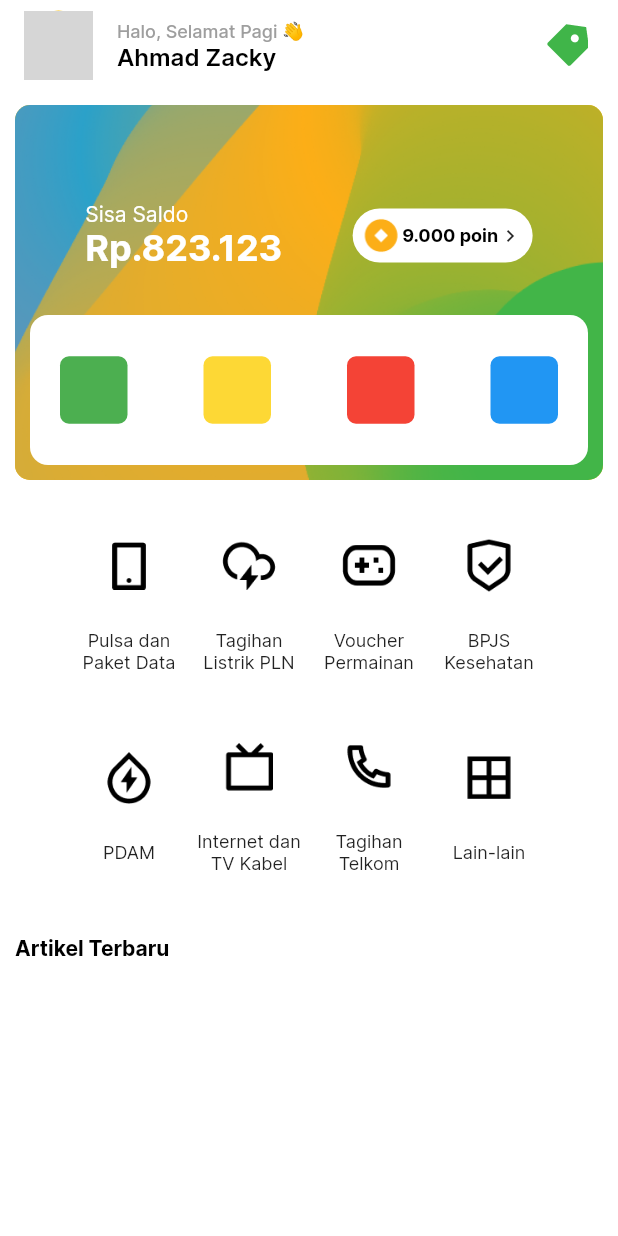
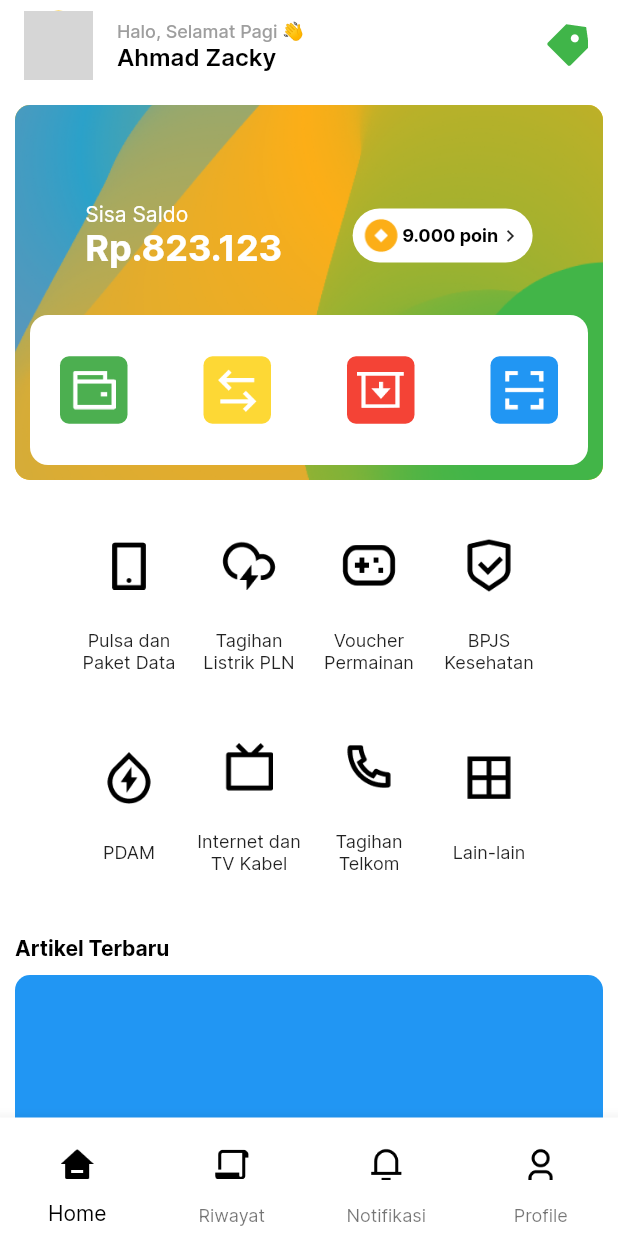
Before and after one commit to IkbalGumilar/bmt_kbs, a Flutter app: the screen it shows after launch, on a phone screen of 412 x 824 dp. Run offline on Flutter 3.47's test engine with Material 2 defaults, Android fonts, the phone set to English and light mode, and no system bars; our stand-ins replace flutter_native_splash; network calls fail; statements that could not run were skipped; grey boxes are pictures that could not be loaded.

Commit message:
Menyelesaikan tampilan pada halaman home dan memulai extract widget

```diff
--- a/lib/screens/home.dart
+++ b/lib/screens/home.dart
@@ -128,8 +128,10 @@ class HomePage extends StatelessWidget {
                                             fontWeight: FontWeight.bold,
                                           ),
                                         ),
-                                        Icon(Icons.keyboard_arrow_right,
-                                            size: 16),
+                                        Icon(
+                                          Icons.keyboard_arrow_right,
+                                          size: 16,
+                                        ),
                                       ],
                                     )
                                   ],
@@ -165,6 +167,10 @@ class HomePage extends StatelessWidget {
                                     color: Colors.green,
                                     borderRadius: BorderRadius.circular(6),
                                   ),
+                                  child: Image.asset(
+                                    'assets/icons/card_icons/first.png',
+                                    scale: 2.0,
+                                  ),
                                 ),
                                 Container(
                                   width: 45,
@@ -172,6 +178,10 @@ class HomePage extends StatelessWidget {
                                   decoration: BoxDecoration(
                                     color: Colors.yellow[600],
                                     borderRadius: BorderRadius.circular(6),
+                                  ),
+                                  child: Image.asset(
+                                    'assets/icons/card_icons/second.png',
+                                    scale: 2.0,
                                   ),
                                 ),
                                 Container(
@@ -181,6 +191,10 @@ class HomePage extends StatelessWidget {
                                     color: Colors.red,
                                     borderRadius: BorderRadius.circular(6),
                                   ),
+                                  child: Image.asset(
+                                    'assets/icons/card_icons/third.png',
+                                    scale: 2.0,
+                                  ),
                                 ),
                                 Container(
                                   width: 45,
@@ -188,6 +202,10 @@ class HomePage extends StatelessWidget {
                                   decoration: BoxDecoration(
                                     color: Colors.blue,
                                     borderRadius: BorderRadius.circular(6),
+                                  ),
+                                  child: Image.asset(
+                                    'assets/icons/card_icons/fourth.png',
+                                    scale: 2.0,
                                   ),
                                 ),
                               ],
@@ -215,33 +233,7 @@ class HomePage extends StatelessWidget {
                     Row(
                       mainAxisAlignment: MainAxisAlignment.center,
                       children: [
-                        Column(
-                          children: [
-                            Container(
-                              width: 64,
-                              height: 64,
-                              decoration: BoxDecoration(
-                                color: Colors.transparent,
-                                borderRadius: BorderRadius.circular(1000),
-                              ),
-                              child: Image.asset(
-                                'assets/icons/menu_icons/pulsa.png',
-                                scale: 1.8,
-                              ),
-                            ),
-                            const SizedBox(height: 10),
-                            Container(
-                              width: 80,
-                              child: Text(
-                                "Pulsa dan Paket Data",
-                                textAlign: TextAlign.center,
-                                style: TextStyle(
-                                  fontSize: 12,
-                                ),
-                              ),
-                            ),
-                          ],
-                        ),
+                        MenuItem(),
                         Column(
                           children: [
                             Container(
@@ -453,9 +445,105 @@ class HomePage extends StatelessWidget {
           const SizedBox(
             height: 10,
           ),
+          GridView.builder(
+            physics: NeverScrollableScrollPhysics(),
+            shrinkWrap: true,
+            itemCount: 3,
+            gridDelegate: const SliverGridDelegateWithFixedCrossAxisCount(
+                crossAxisCount: 1, mainAxisSpacing: 16, mainAxisExtent: 200),
+            itemBuilder: (context, index) => Container(
+              width: double.infinity,
+              decoration: BoxDecoration(
+                  color: Colors.blue, borderRadius: BorderRadius.circular(10)),
+            ),
+          ),
         ],
       ),
       backgroundColor: Colors.white,
+      bottomNavigationBar: BottomNavigationBar(
+        selectedItemColor: Colors.black,
+        type: BottomNavigationBarType.fixed,
+        backgroundColor: Colors.white,
+        items: [
+          BottomNavigationBarItem(
+            icon: IconButton(
+              onPressed: () {},
+              icon: Image.asset(
+                'assets/icons/bottom_navigation_icons/home_nav.png',
+                scale: 2,
+              ),
+            ),
+            label: "Home",
+          ),
+          BottomNavigationBarItem(
+            icon: IconButton(
+              onPressed: () {},
+              icon: Image.asset(
+                'assets/icons/bottom_navigation_icons/riwayat_nav.png',
+                scale: 2,
+              ),
+            ),
+            label: "Riwayat",
+          ),
+          BottomNavigationBarItem(
+            icon: IconButton(
+              onPressed: () {},
+              icon: Image.asset(
+                'assets/icons/bottom_navigation_icons/notifikasi_nav.png',
+                scale: 2,
+              ),
+            ),
+            label: "Notifikasi",
+          ),
+          BottomNavigationBarItem(
+            icon: IconButton(
+              onPressed: () {},
+              icon: Image.asset(
+                'assets/icons/bottom_navigation_icons/profile_nav.png',
+                scale: 2,
+              ),
+            ),
+            label: "Profile",
+          ),
+        ],
+      ),
     );
   }
 }
+
+class MenuItem extends StatelessWidget {
+  const MenuItem({
+    Key? key,
+  }) : super(key: key);
+
+  @override
+  Widget build(BuildContext context) {
+    return Column(
+      children: [
+        Container(
+          width: 64,
+          height: 64,
+          decoration: BoxDecoration(
+            color: Colors.transparent,
+            borderRadius: BorderRadius.circular(1000),
+          ),
+          child: Image.asset(
+            'assets/icons/menu_icons/pulsa.png',
+            scale: 1.8,
+          ),
+        ),
+        const SizedBox(height: 10),
+        Container(
+          width: 80,
+          child: Text(
+            "Pulsa dan Paket Data",
+            textAlign: TextAlign.center,
+            style: TextStyle(
+              fontSize: 12,
+            ),
+          ),
+        ),
+      ],
+    );
+  }
+}
```
Also changed, not shown: assets/icons/bottom_navigation_icons/home_nav.png (renamed from assets/icons/bottom_navigation_icons/Vector.png), assets/icons/bottom_navigation_icons/notifikasi_nav.png (renamed from assets/icons/bottom_navigation_icons/Vector-2.png), assets/icons/bottom_navigation_icons/profile_nav.png (renamed from assets/icons/bottom_navigation_icons/Vector-3.png), assets/icons/bottom_navigation_icons/riwayat_nav.png (renamed from assets/icons/bottom_navigation_icons/Vector-1.png), assets/icons/card_icons/first.png (renamed from assets/icons/card_icons/Vector-1.png), assets/icons/card_icons/fourth.png (renamed from assets/icons/card_icons/Vector-2.png), assets/icons/card_icons/second.png (renamed from assets/icons/card_icons/Vector-3.png), assets/icons/card_icons/third.png (renamed from assets/icons/card_icons/Vector.png).
